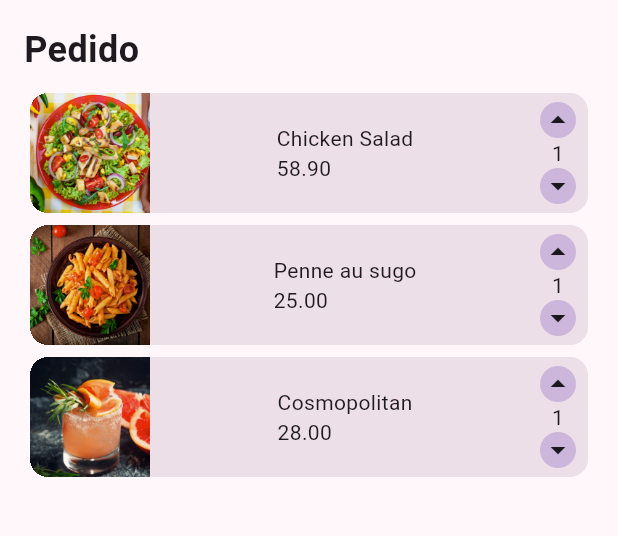
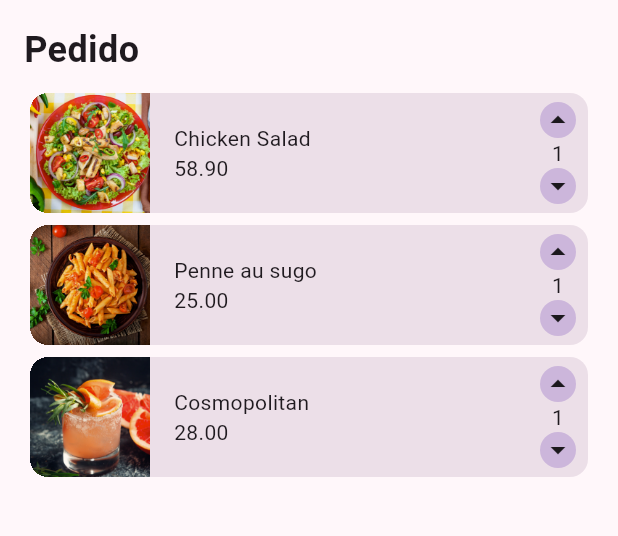
Before and after one commit to msbzz/flutterLayouts2, a Flutter app: the Checkout screen opened directly, on a phone screen of 412 x 824 dp, the part 84-620 px from its top. Run offline on Flutter 3.47's test engine with Material 3 defaults, Android fonts, the phone set to English and light mode, and no system bars.

Commit message:
ajuste texto intinterno OrdeItem()

```diff
--- a/panucci_ristorante/lib/components/order_item.dart
+++ b/panucci_ristorante/lib/components/order_item.dart
@@ -32,7 +32,9 @@ class _OrderItemState extends State<OrderItem> {
             image: AssetImage(widget.imageURI),
             fit: BoxFit.cover,
           ),
-          Padding(
+
+          Expanded(
+            child:Padding(
             padding: const EdgeInsets.symmetric(horizontal: 16.0),
             child: Column(
               crossAxisAlignment: CrossAxisAlignment.start,
@@ -41,7 +43,9 @@ class _OrderItemState extends State<OrderItem> {
                 Text(widget.itemPrice),
               ],
             ),
-          ),
+          )
+            )
+          ,
           const Padding(
             padding: EdgeInsets.only(right: 8.0),
             child: CounterComponent(),
```
Also changed, not shown: info/checkout chamda.png (added), info/checkout part2.png (added), 1 other file.
